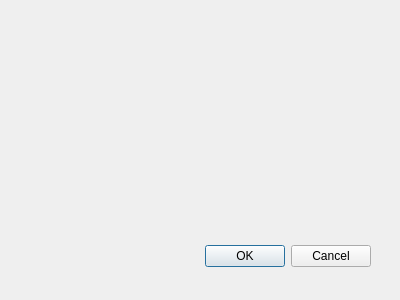
jgaa/f-crm, file ui/persondialog.ui: the form before one commit.
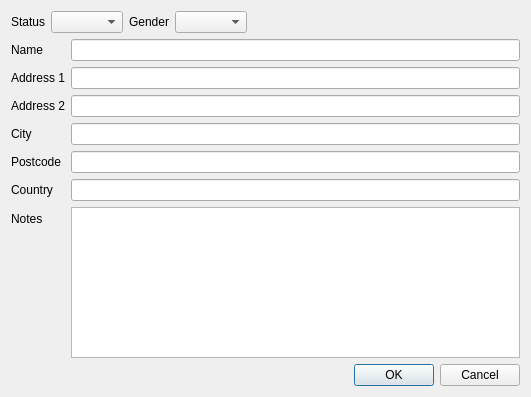
The form after the commit.

The edit to the form file:
```diff
--- a/ui/persondialog.ui
+++ b/ui/persondialog.ui
@@ -8,29 +8,164 @@
    <rect>
     <x>0</x>
     <y>0</y>
-    <width>400</width>
-    <height>300</height>
+    <width>531</width>
+    <height>397</height>
    </rect>
   </property>
   <property name="windowTitle">
    <string>Dialog</string>
   </property>
-  <widget class="QDialogButtonBox" name="buttonBox">
-   <property name="geometry">
-    <rect>
-     <x>30</x>
-     <y>240</y>
-     <width>341</width>
-     <height>32</height>
-    </rect>
-   </property>
-   <property name="orientation">
-    <enum>Qt::Horizontal</enum>
-   </property>
-   <property name="standardButtons">
-    <set>QDialogButtonBox::Cancel|QDialogButtonBox::Ok</set>
-   </property>
-  </widget>
+  <layout class="QVBoxLayout" name="verticalLayout">
+   <item>
+    <layout class="QHBoxLayout" name="horizontalLayout">
+     <item>
+      <widget class="QLabel" name="label_3">
+       <property name="text">
+        <string>Status</string>
+       </property>
+      </widget>
+     </item>
+     <item>
+      <widget class="QComboBox" name="status">
+       <property name="sizeAdjustPolicy">
+        <enum>QComboBox::AdjustToContents</enum>
+       </property>
+      </widget>
+     </item>
+     <item>
+      <widget class="QLabel" name="label_2">
+       <property name="text">
+        <string>Gender</string>
+       </property>
+      </widget>
+     </item>
+     <item>
+      <widget class="QComboBox" name="gender">
+       <property name="insertPolicy">
+        <enum>QComboBox::InsertAlphabetically</enum>
+       </property>
+       <property name="sizeAdjustPolicy">
+        <enum>QComboBox::AdjustToContents</enum>
+       </property>
+      </widget>
+     </item>
+     <item>
+      <spacer name="horizontalSpacer">
+       <property name="orientation">
+        <enum>Qt::Horizontal</enum>
+       </property>
+       <property name="sizeHint" stdset="0">
+        <size>
+         <width>40</width>
+         <height>20</height>
+        </size>
+       </property>
+      </spacer>
+     </item>
+    </layout>
+   </item>
+   <item>
+    <layout class="QFormLayout" name="formLayout">
+     <item row="0" column="0">
+      <widget class="QLabel" name="label">
+       <property name="text">
+        <string>Name</string>
+       </property>
+      </widget>
+     </item>
+     <item row="0" column="1">
+      <widget class="QLineEdit" name="name"/>
+     </item>
+     <item row="1" column="0">
+      <widget class="QLabel" name="label_5">
+       <property name="text">
+        <string>Address 1</string>
+       </property>
+      </widget>
+     </item>
+     <item row="1" column="1">
+      <widget class="QLineEdit" name="address1"/>
+     </item>
+     <item row="4" column="0">
+      <widget class="QLabel" name="label_6">
+       <property name="text">
+        <string>Address 2</string>
+       </property>
+      </widget>
+     </item>
+     <item row="4" column="1">
+      <widget class="QLineEdit" name="address2"/>
+     </item>
+     <item row="5" column="0">
+      <widget class="QLabel" name="label_7">
+       <property name="text">
+        <string>City</string>
+       </property>
+      </widget>
+     </item>
+     <item row="5" column="1">
+      <widget class="QLineEdit" name="city"/>
+     </item>
+     <item row="7" column="0">
+      <widget class="QLabel" name="label_8">
+       <property name="text">
+        <string>Postcode</string>
+       </property>
+      </widget>
+     </item>
+     <item row="7" column="1">
+      <widget class="QLineEdit" name="postcode"/>
+     </item>
+     <item row="8" column="0">
+      <widget class="QLabel" name="label_9">
+       <property name="text">
+        <string>Country</string>
+       </property>
+      </widget>
+     </item>
+     <item row="8" column="1">
+      <widget class="QLineEdit" name="country"/>
+     </item>
+     <item row="9" column="0">
+      <widget class="QLabel" name="label_4">
+       <property name="text">
+        <string>Notes</string>
+       </property>
+      </widget>
+     </item>
+     <item row="9" column="1">
+      <widget class="QPlainTextEdit" name="notes"/>
+     </item>
+    </layout>
+   </item>
+   <item>
+    <layout class="QHBoxLayout" name="horizontalLayout_2">
+     <item>
+      <spacer name="horizontalSpacer_2">
+       <property name="orientation">
+        <enum>Qt::Horizontal</enum>
+       </property>
+       <property name="sizeHint" stdset="0">
+        <size>
+         <width>40</width>
+         <height>20</height>
+        </size>
+       </property>
+      </spacer>
+     </item>
+     <item>
+      <widget class="QDialogButtonBox" name="buttonBox">
+       <property name="orientation">
+        <enum>Qt::Horizontal</enum>
+       </property>
+       <property name="standardButtons">
+        <set>QDialogButtonBox::Cancel|QDialogButtonBox::Ok</set>
+       </property>
+      </widget>
+     </item>
+    </layout>
+   </item>
+  </layout>
  </widget>
  <pixmapfunction/>
  <resources/>
```
Left out of the diff: 7 changed lines with no effect on the pictures.
